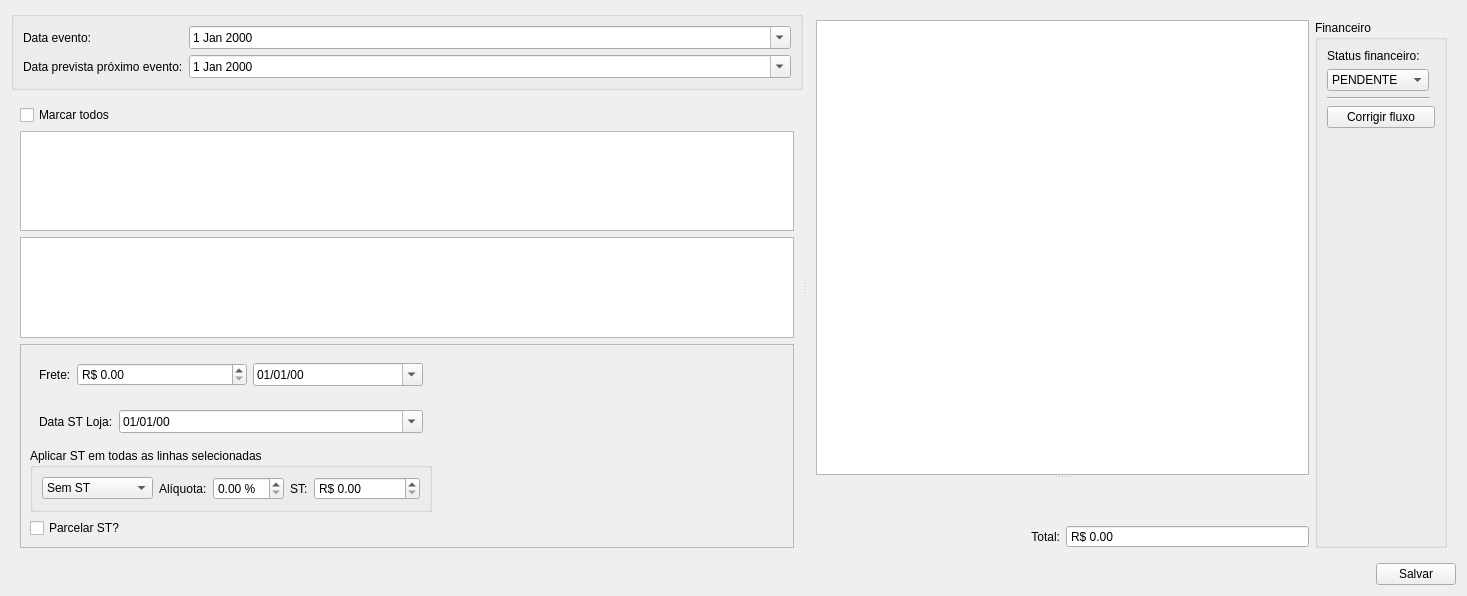
darktorres/ERP-STACCATO, file ui/inputdialogfinanceiro.ui: the form before one commit.
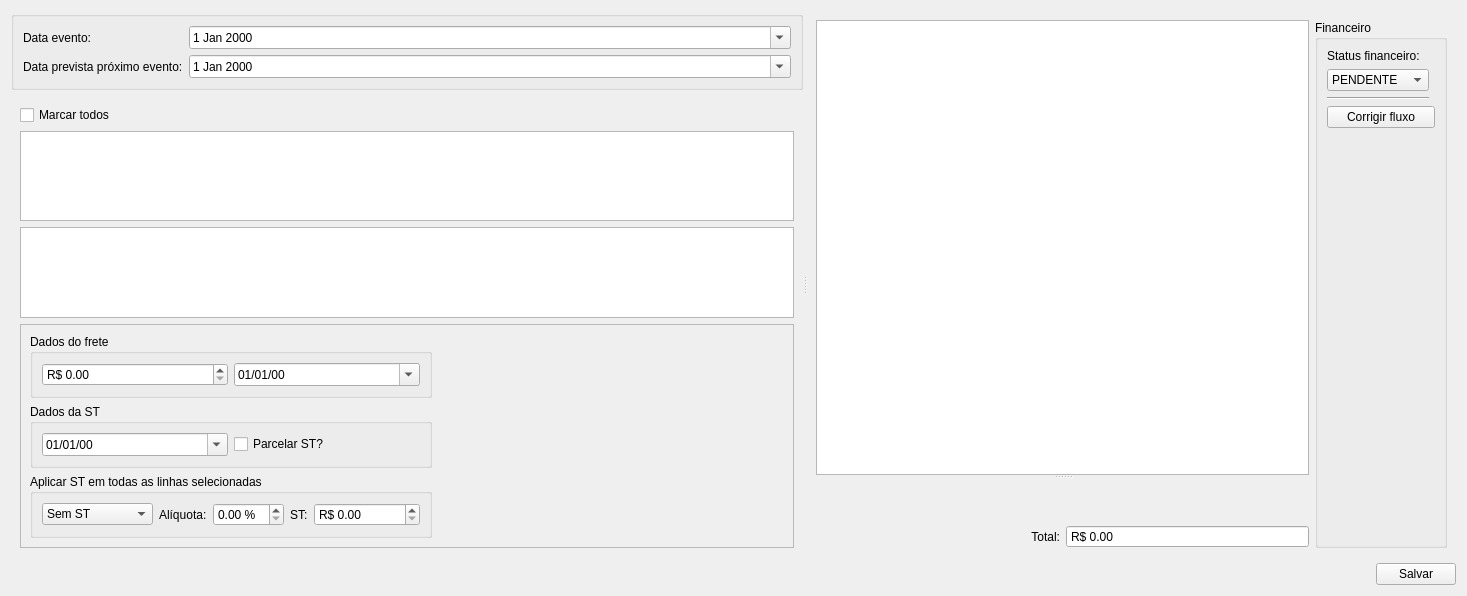
The form after the commit. Custom widgets are drawn as their Qt base class.

Commit message: WIP Fluxo Financeiro Compra

What changed in the file:
```diff
--- a/ui/inputdialogfinanceiro.ui
+++ b/ui/inputdialogfinanceiro.ui
@@ -79,66 +79,6 @@
              <enum>QFrame::Raised</enum>
             </property>
             <layout class="QGridLayout" name="gridLayout_6">
-             <item row="0" column="0">
-              <widget class="QFrame" name="frameFrete">
-               <layout class="QGridLayout" name="gridLayout_4">
-                <item row="0" column="2">
-                 <widget class="QDoubleSpinBox" name="doubleSpinBoxFrete">
-                  <property name="enabled">
-                   <bool>true</bool>
-                  </property>
-                  <property name="sizePolicy">
-                   <sizepolicy hsizetype="Minimum" vsizetype="Fixed">
-                    <horstretch>0</horstretch>
-                    <verstretch>0</verstretch>
-                   </sizepolicy>
-                  </property>
-                  <property name="showGroupSeparator" stdset="0">
-                   <bool>true</bool>
-                  </property>
-                  <property name="prefix">
-                   <string>R$ </string>
-                  </property>
-                  <property name="maximum">
-                   <double>999999.989999999990687</double>
-                  </property>
-                 </widget>
-                </item>
-                <item row="0" column="1">
-                 <widget class="QLabel" name="labelFrete">
-                  <property name="enabled">
-                   <bool>true</bool>
-                  </property>
-                  <property name="sizePolicy">
-                   <sizepolicy hsizetype="Maximum" vsizetype="Preferred">
-                    <horstretch>0</horstretch>
-                    <verstretch>0</verstretch>
-                   </sizepolicy>
-                  </property>
-                  <property name="text">
-                   <string>Frete:</string>
-                  </property>
-                 </widget>
-                </item>
-                <item row="0" column="3">
-                 <widget class="QDateEdit" name="dateEditFrete">
-                  <property name="sizePolicy">
-                   <sizepolicy hsizetype="Preferred" vsizetype="Fixed">
-                    <horstretch>0</horstretch>
-                    <verstretch>0</verstretch>
-                   </sizepolicy>
-                  </property>
-                  <property name="displayFormat">
-                   <string>dd/MM/yy</string>
-                  </property>
-                  <property name="calendarPopup">
-                   <bool>true</bool>
-                  </property>
-                 </widget>
-                </item>
-               </layout>
-              </widget>
-             </item>
              <item row="0" column="1">
               <spacer name="horizontalSpacer_3">
                <property name="orientation">
@@ -237,28 +177,12 @@
               </widget>
              </item>
              <item row="2" column="0">
-              <widget class="QFrame" name="frameDataSt">
-               <property name="frameShape">
-                <enum>QFrame::NoFrame</enum>
-               </property>
-               <property name="frameShadow">
-                <enum>QFrame::Raised</enum>
+              <widget class="QGroupBox" name="groupBoxDataSt">
+               <property name="title">
+                <string>Dados da ST</string>
                </property>
                <layout class="QGridLayout" name="gridLayout_5">
                 <item row="0" column="0">
-                 <widget class="QLabel" name="labelFrete_3">
-                  <property name="sizePolicy">
-                   <sizepolicy hsizetype="Maximum" vsizetype="Preferred">
-                    <horstretch>0</horstretch>
-                    <verstretch>0</verstretch>
-                   </sizepolicy>
-                  </property>
-                  <property name="text">
-                   <string>Data ST Loja:</string>
-                  </property>
-                 </widget>
-                </item>
-                <item row="0" column="1">
                  <widget class="QDateEdit" name="dateEditPgtSt">
                   <property name="displayFormat">
                    <string>dd/MM/yy</string>
@@ -268,27 +192,61 @@
                   </property>
                  </widget>
                 </item>
+                <item row="0" column="1">
+                 <widget class="QCheckBox" name="checkBoxParcelarSt">
+                  <property name="text">
+                   <string>Parcelar ST?</string>
+                  </property>
+                 </widget>
+                </item>
                </layout>
               </widget>
              </item>
-             <item row="2" column="1">
-              <spacer name="horizontalSpacer_5">
-               <property name="orientation">
-                <enum>Qt::Horizontal</enum>
+             <item row="0" column="0">
+              <widget class="QGroupBox" name="groupBoxFrete">
+               <property name="title">
+                <string>Dados do frete</string>
                </property>
-               <property name="sizeHint" stdset="0">
-                <size>
-                 <width>40</width>
-                 <height>20</height>
-                </size>
-               </property>
-              </spacer>
-             </item>
-             <item row="4" column="0">
-              <widget class="QCheckBox" name="checkBoxParcelarSt">
-               <property name="text">
-                <string>Parcelar ST?</string>
-               </property>
+               <layout class="QGridLayout" name="gridLayout_4">
+                <item row="0" column="2">
+                 <widget class="QDateEdit" name="dateEditFrete">
+                  <property name="sizePolicy">
+                   <sizepolicy hsizetype="Preferred" vsizetype="Fixed">
+                    <horstretch>0</horstretch>
+                    <verstretch>0</verstretch>
+                   </sizepolicy>
+                  </property>
+                  <property name="displayFormat">
+                   <string>dd/MM/yy</string>
+                  </property>
+                  <property name="calendarPopup">
+                   <bool>true</bool>
+                  </property>
+                 </widget>
+                </item>
+                <item row="0" column="1">
+                 <widget class="QDoubleSpinBox" name="doubleSpinBoxFrete">
+                  <property name="enabled">
+                   <bool>true</bool>
+                  </property>
+                  <property name="sizePolicy">
+                   <sizepolicy hsizetype="Minimum" vsizetype="Fixed">
+                    <horstretch>0</horstretch>
+                    <verstretch>0</verstretch>
+                   </sizepolicy>
+                  </property>
+                  <property name="showGroupSeparator" stdset="0">
+                   <bool>true</bool>
+                  </property>
+                  <property name="prefix">
+                   <string>R$ </string>
+                  </property>
+                  <property name="maximum">
+                   <double>999999.989999999990687</double>
+                  </property>
+                 </widget>
+                </item>
+               </layout>
               </widget>
              </item>
             </layout>
```
Left out of the diff: 13 changed lines with no effect on the pictures. The commit also changes 1 other file.
